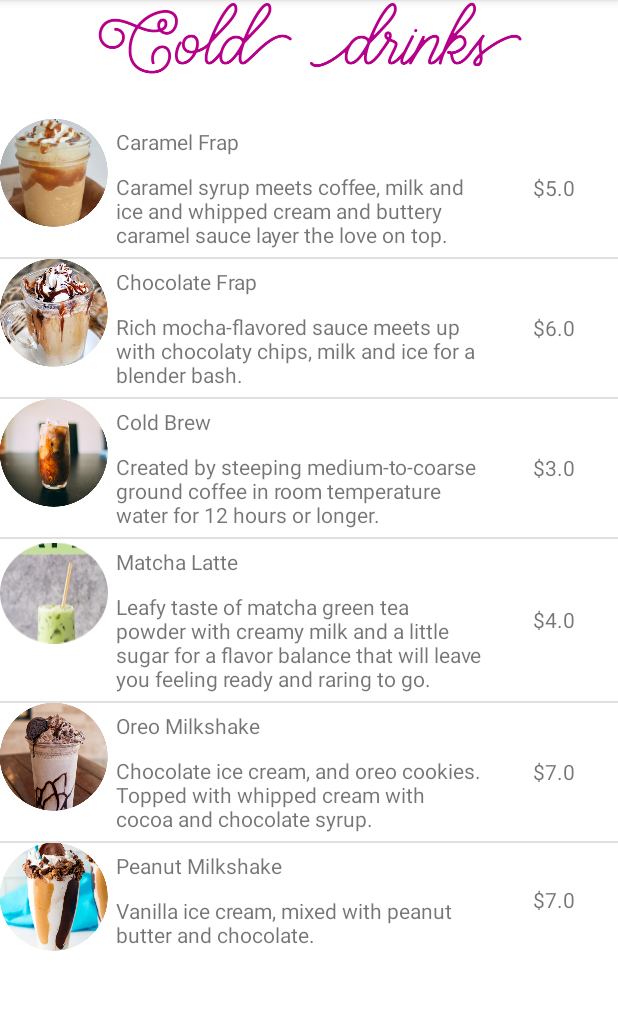
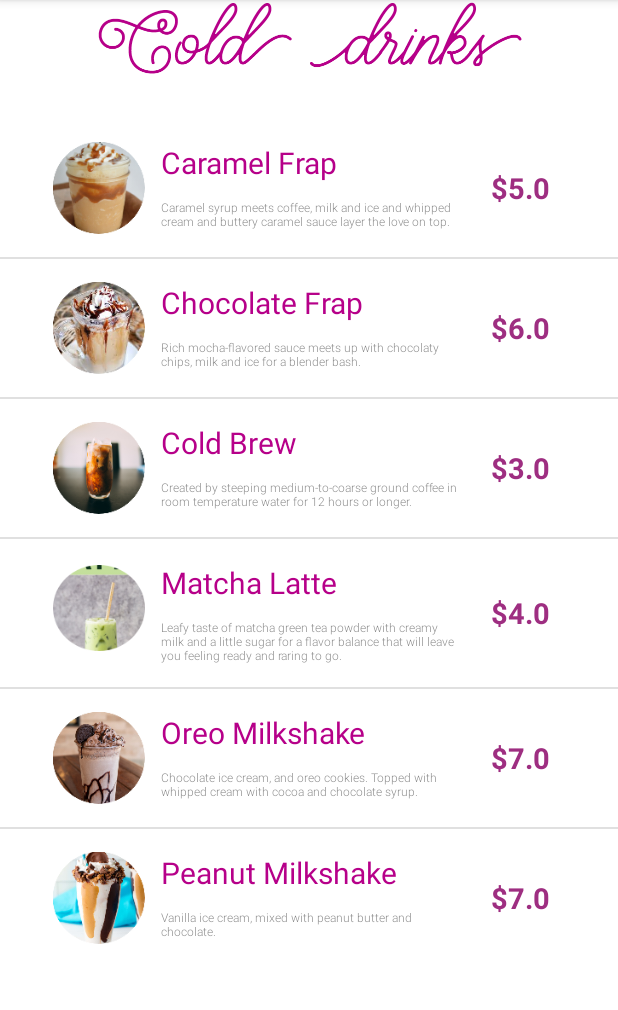
Before and after one commit to JowsNunez/TheCheezary, an Android app: the ProductsActivity screen opened directly, with no data from a screen before it, on a phone screen of 412 x 824 dp, the part 84-1094 px from its top. Run offline under Robolectric (Android 15) with nearby library versions, the phone set to English and light mode, and no system bars.

Commit message:
Added style in ProductoView

```diff
--- a/app/src/main/res/layout/producto_view.xml
+++ b/app/src/main/res/layout/producto_view.xml
@@ -1,27 +1,34 @@
 <?xml version="1.0" encoding="utf-8"?>
 <LinearLayout xmlns:android="http://schemas.android.com/apk/res/android"
+    android:layout_width="match_parent"
+    android:layout_height="wrap_content"
     android:orientation="horizontal"
-    android:layout_width="match_parent"
-    android:layout_height="wrap_content">
+    android:paddingStart="30dp"
+    android:paddingEnd="30sp"
+    android:padding="10dp"    >
 
     <ImageView
         android:id="@+id/producto_img"
         android:layout_width="72dp"
         android:layout_height="72dp"
-        android:src="@drawable/caramel_frap"/>
+        android:src="@drawable/caramel_frap"
+        android:padding="5dp"/>
 
     <LinearLayout
         android:layout_width="0dp"
+        android:layout_height="wrap_content"
         android:layout_weight="3"
-       android:layout_height="wrap_content"
-        android:orientation="vertical"
-       >
+        android:orientation="vertical">
+
         <TextView
             android:id="@+id/producto_nombre"
             android:layout_width="match_parent"
             android:layout_height="wrap_content"
             android:layout_margin="5dp"
             android:text="Caramel Frap"
+            android:textColor="#B60089"
+            android:textSize="20sp"
+
 
             />
 
@@ -32,16 +39,22 @@
             android:layout_height="wrap_content"
             android:layout_margin="5dp"
             android:text="Descripcion del Producto"
+            android:fontFamily="sans-serif-light"
+            android:textSize="8sp"
 
             />
     </LinearLayout>
+
     <TextView
         android:id="@+id/producto_precio"
         android:layout_width="0dp"
+        android:layout_height="match_parent"
         android:layout_weight="1"
-        android:layout_height="match_parent"
         android:gravity="center"
         android:text="$5.8"
+        android:textColor="#9E2E81"
+        android:textSize="19sp"
+        android:textStyle="bold"
 
         />
 </LinearLayout>
```
Lines whose indentation alone changed are shown as unchanged.
